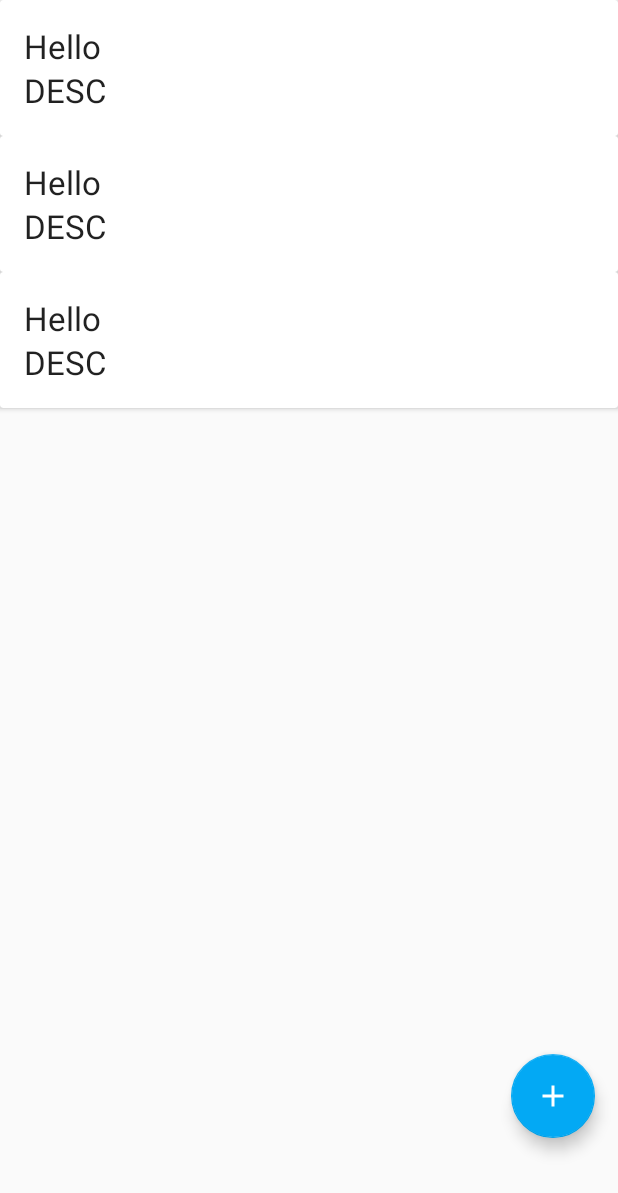
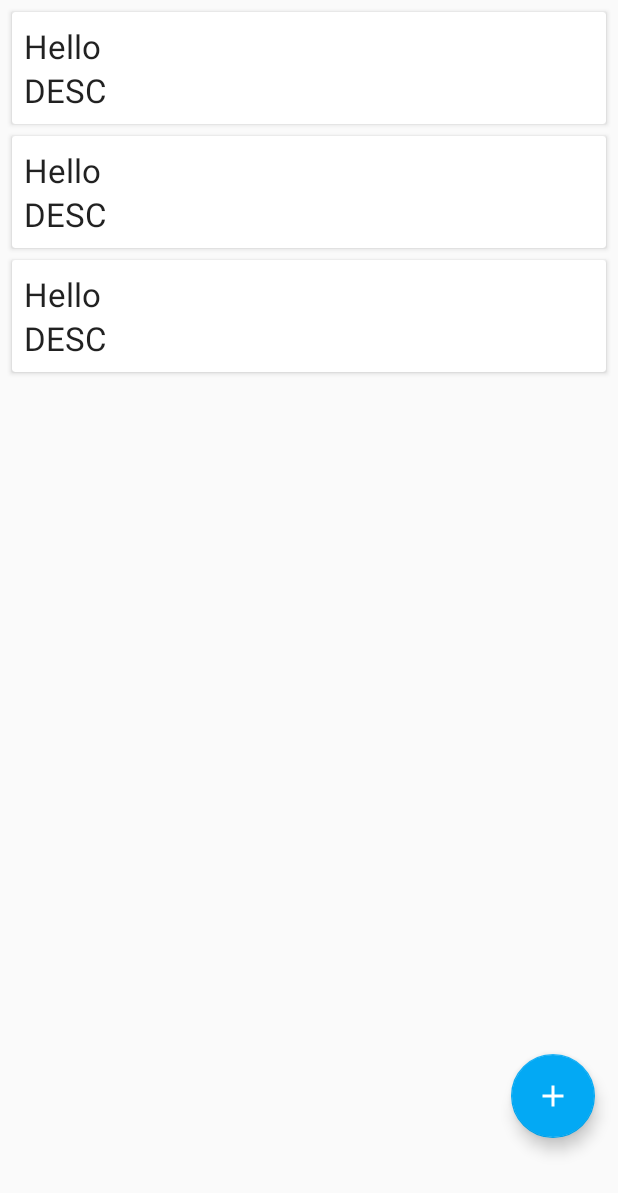
Before and after one commit to YorkIsMine/ExpenseApp, an Android app: the layout fragment_home.xml on its own in the app's theme, with its tools: preview values and no code run, on a phone screen of 412 x 824 dp. Shown: the top 1193 px of the screen. Run offline under Robolectric (Android 15) with nearby library versions, the phone set to English and light mode, and no system bars.

Commit message:
Improved RecyclerView

```diff
--- a/app/src/main/res/layout/expense_item.xml
+++ b/app/src/main/res/layout/expense_item.xml
@@ -2,13 +2,16 @@
 <androidx.cardview.widget.CardView xmlns:android="http://schemas.android.com/apk/res/android"
     xmlns:tools="http://schemas.android.com/tools"
     android:layout_width="match_parent"
-    android:layout_height="wrap_content">
+    android:layout_height="wrap_content"
+    android:layout_marginTop="8dp"
+    android:layout_marginStart="8dp"
+    android:layout_marginEnd="8dp">
 
     <LinearLayout
         android:layout_width="match_parent"
         android:layout_height="wrap_content"
         android:orientation="vertical"
-        android:padding="16dp">
+        android:padding="8dp">
 
         <TextView
             android:id="@+id/text_view_item_title"
```
